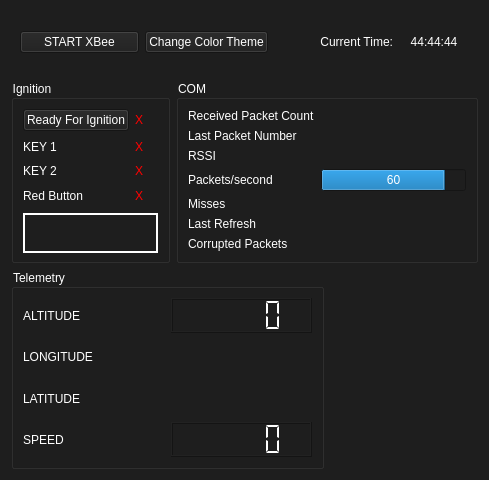
Old version of the form UI/ui_file/press_alt.ui in the repository MorgesHAB/ERT2020GS.
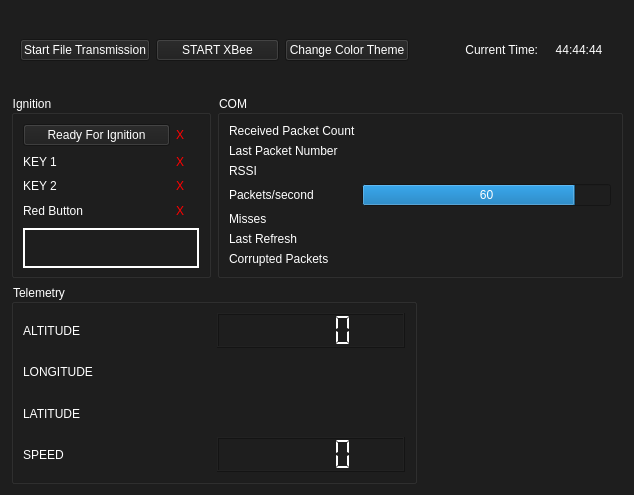
New version of the form. Icons and pictures are not drawn.

Commit message: new file starter button

What changed in the file:
```diff
--- a/UI/ui_file/press_alt.ui
+++ b/UI/ui_file/press_alt.ui
@@ -6,8 +6,8 @@
    <rect>
     <x>0</x>
     <y>0</y>
-    <width>489</width>
-    <height>480</height>
+    <width>634</width>
+    <height>495</height>
    </rect>
   </property>
   <property name="minimumSize">
@@ -129,7 +129,7 @@
    <item row="0" column="0" colspan="3">
     <widget class="QWidget" name="widget" native="true">
      <layout class="QGridLayout" name="gridLayout_5">
-      <item row="0" column="3">
+      <item row="0" column="4">
        <widget class="QLabel" name="time_panel">
         <property name="minimumSize">
          <size>
@@ -154,7 +154,7 @@
         </property>
        </widget>
       </item>
-      <item row="0" column="0">
+      <item row="0" column="1">
        <widget class="QPushButton" name="xbee_button">
         <property name="minimumSize">
          <size>
@@ -167,14 +167,14 @@
         </property>
        </widget>
       </item>
-      <item row="0" column="1">
+      <item row="0" column="2">
        <widget class="QPushButton" name="change_theme">
         <property name="text">
          <string>Change Color Theme</string>
         </property>
        </widget>
       </item>
-      <item row="0" column="2">
+      <item row="0" column="3">
        <widget class="QLabel" name="current_time_label">
         <property name="text">
          <string>Current Time:</string>
@@ -184,6 +184,13 @@
         </property>
        </widget>
       </item>
+      <item row="0" column="0">
+       <widget class="QPushButton" name="file_transmission_button">
+        <property name="text">
+         <string>Start File Transmission</string>
+        </property>
+       </widget>
+      </item>
      </layout>
     </widget>
    </item>
```
The commit also changes 5 other files.
